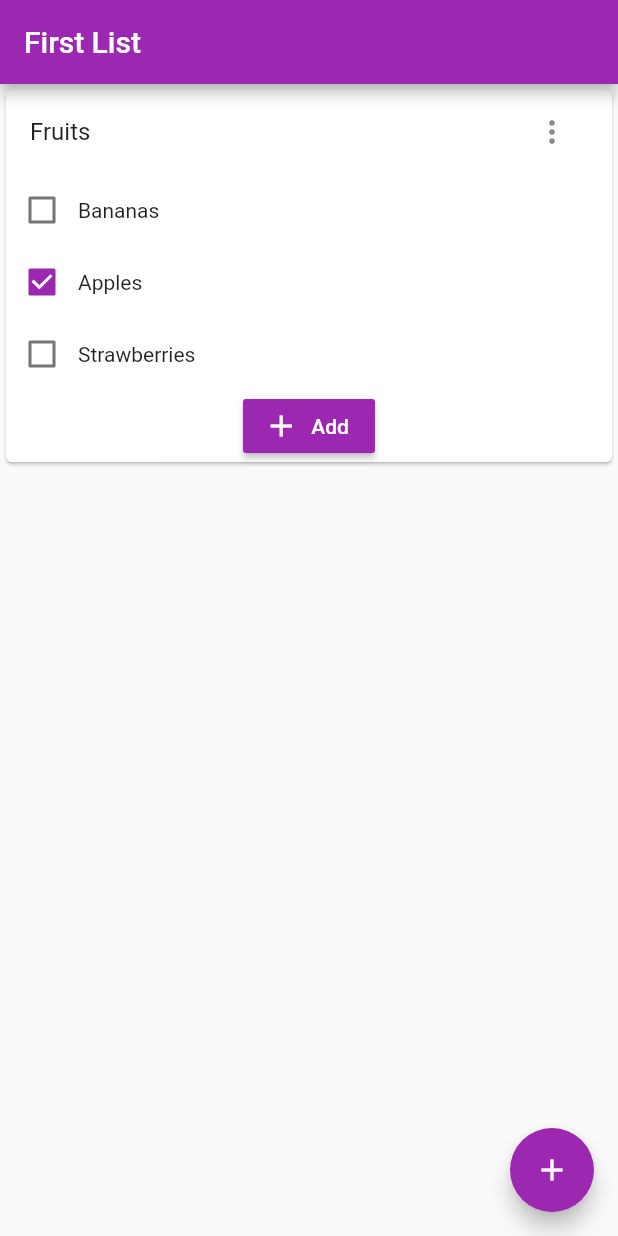
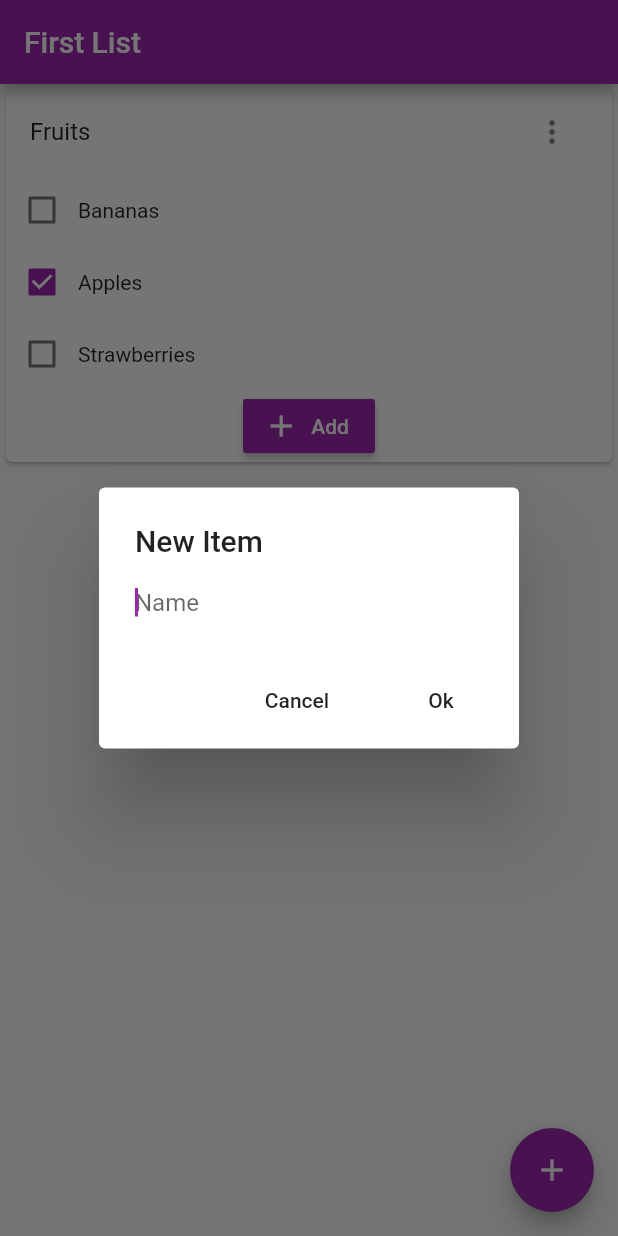
Before and after one commit to Cc618/Quick-Shop, a Flutter app: the ListPage screen opened directly, after a tap on "Add", on a phone screen of 412 x 824 dp. Run offline on Flutter 3.47's test engine with Material 2 defaults, Android fonts, the phone set to English and light mode, and no system bars.

Commit message:
Implemented Add Item function

```diff
--- a/lib/category.dart
+++ b/lib/category.dart
@@ -2,12 +2,13 @@
 
 import 'package:flutter/material.dart';
 import 'item.dart';
+import 'list.dart';
 
 class ListCategory extends StatefulWidget {
   // Model which handles all the data
   final ListCategoryModel m;
 
-  ListCategory(this.m, {Key key}) : super(key: key);
+  const ListCategory(this.m, {Key key}) : super(key: key);
 
   @override
   _CategoryView createState() => _CategoryView();
@@ -45,9 +46,10 @@ class _CategoryView extends State<ListCategory> {
     // Add items
     if (!widget.m.collapsed)
       children.addAll(widget.m.items);
-    // + Button
+
+    // Add Button
     children.add(RaisedButton.icon(
-      onPressed: () {}, // TODO : widget.onItemEvent,
+      onPressed: addItemDialog,
       label: Text('Add'),
       icon: Icon(Icons.add),
       color: Theme.of(context).accentColor, // TODO : categoryColor,
@@ -61,4 +63,53 @@ class _CategoryView extends State<ListCategory> {
               children: children,
             )));
   }
+
+  // Shows the dialog to add an item
+  Future<void> addItemDialog() async {
+    String name = '';
+
+    // Show dialog
+    await showDialog(
+        context: context,
+        builder: (BuildContext context) {
+          return AlertDialog(
+            title: Text('New Item'),
+            content: TextField(
+              autofocus: true,
+              decoration: InputDecoration.collapsed(hintText: 'Name'),
+              onChanged: (String s) => name = s,
+            ),
+            actions: <Widget>[
+              FlatButton(
+                child: Text('Cancel'),
+                onPressed: () {
+                  name = '';
+                  Navigator.of(context).pop();
+                },
+              ),
+              FlatButton(
+                child: Text('Ok'),
+                onPressed: () {
+                  // Error : No name
+                  if (name.isEmpty)
+                    Scaffold.of(ListPage.scaffoldContext).showSnackBar(SnackBar(
+                      content: Text('Please enter a name'),
+                      duration: Duration(seconds: 1),
+                    ));
+                  else
+                    Navigator.of(context).pop();
+                },
+              ),
+            ],
+          );
+        });
+
+    // If input
+    if (name.isNotEmpty)
+      setState(() {
+        widget.m.collapsed = false;
+        widget.m.items.add(ListItem(ListItemModel(title: name, checked: false)));
+      });
+  }
+
 }
--- a/lib/item.dart
+++ b/lib/item.dart
@@ -30,9 +30,7 @@ class _ItemView extends State<ListItem> {
         onChanged: (value) => setState(() => widget.m.checked = value),
         value: widget.m.checked,
       ),
-      Text(
-        widget.m.title
-      )
+      Text(widget.m.title)
     ]);
   }
 }
--- a/lib/list.dart
+++ b/lib/list.dart
@@ -4,6 +4,9 @@ import 'package:flutter/material.dart';
 import 'category.dart';
 
 class ListPage extends StatefulWidget {
+  // To display messages on snackbar
+  static BuildContext scaffoldContext;
+
   // Model which handles all the data
   final ListModel m;
 
@@ -24,9 +27,6 @@ class ListModel {
 }
 
 class _ListView extends State<ListPage> {
-  // To display messages on snackbar
-  BuildContext _scaffoldContext;
-
   @override
   Widget build(BuildContext context) {
     return Scaffold(
@@ -36,7 +36,7 @@ class _ListView extends State<ListPage> {
       body: Builder(
         builder: (BuildContext context) {
           // Update the scaffold context
-          _scaffoldContext = context;
+          ListPage.scaffoldContext = context;
 
           return ListView.builder(
             itemBuilder: (context, i) => widget.m.categories[i],
@@ -78,7 +78,7 @@ class _ListView extends State<ListPage> {
                 onPressed: () {
                   // Error : No name
                   if (title.isEmpty)
-                    Scaffold.of(_scaffoldContext).showSnackBar(SnackBar(
+                    Scaffold.of(ListPage.scaffoldContext).showSnackBar(SnackBar(
                       content: Text('Please enter a title'),
                       duration: Duration(seconds: 1),
                     ));
```
